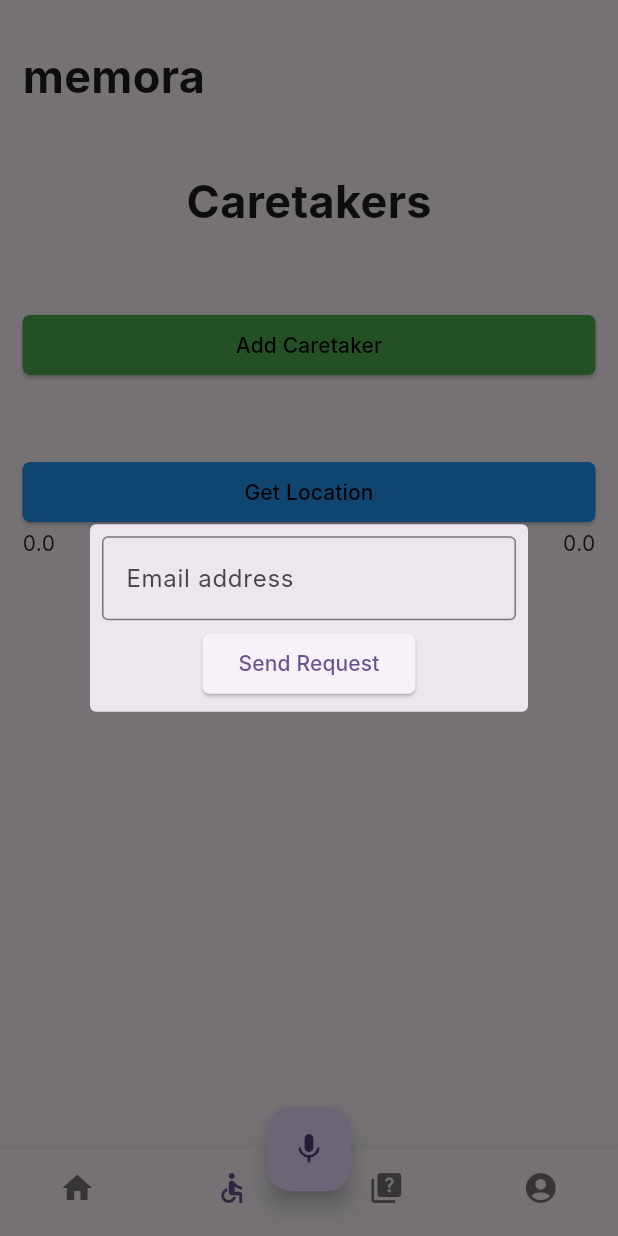
After one commit to mihiraggarwal/memora, a Flutter app: the MyHomePage screen opened by its route, item 2 of the bottom bar chosen, after a tap on "Add Caretaker", on a phone screen of 412 x 824 dp. The commit adds this screen. Run offline on Flutter 3.47's test engine with Material 3 defaults, Android fonts, the phone set to English and light mode, and no system bars; our stand-ins replace cloud_firestore, firebase_auth, firebase_core, firebase_messaging, flutter_local_notifications, location; accounts and stored records are empty; generated files the repository leaves out were written again; network calls fail; Roboto replaces fonts that are missing (Inter).

Commit message:
caretaker page

```diff
--- a/lib/main.dart
+++ b/lib/main.dart
@@ -1,6 +1,7 @@
 import 'package:flutter/material.dart';
 import 'package:firebase_core/firebase_core.dart';
 import 'package:firebase_auth/firebase_auth.dart';
+import 'package:memora/screens/caretaker.dart';
 import 'package:memora/utils/notification.dart';
 import 'firebase_options.dart';
 
@@ -32,7 +33,8 @@ class MyApp extends StatelessWidget {
       title: 'memora',
       routes: {
         MyApp.id: (context) => MyHomePage(title: "memora"),
-        Auth.id: (context) => const Auth()
+        Auth.id: (context) => const Auth(),
+        Caretaker.id: (context) => const Caretaker()
       },
       initialRoute: Auth.id,
       theme: ThemeData(
@@ -46,7 +48,7 @@ class MyApp extends StatelessWidget {
 }
 
 class MyHomePage extends StatefulWidget {
-  MyHomePage({super.key, required this.title});
+  MyHomePage({super.key, this.title = "memora"});
 
   final String title;
 
@@ -55,10 +57,19 @@ class MyHomePage extends StatefulWidget {
 }
 
 class _MyHomePageState extends State<MyHomePage> {
+
+  final navScreens = [Home(), Caretaker(), Home(), Caretaker()];
+
+  int _currentIndex = 0;
+  void updateIndex(index) {
+    setState(() {
+      _currentIndex = index;
+    });
+  }
+
   @override
   Widget build(BuildContext context) {
-    return MaterialApp(
-      home: Scaffold(
+    return Scaffold(
       body: Padding(
         padding: const EdgeInsets.fromLTRB(15.0, 30.0, 15.0, 15.0),
         child: Column(
@@ -75,19 +86,18 @@ class _MyHomePageState extends State<MyHomePage> {
             ),
             Container(
               margin: const EdgeInsets.only(top: 40.0),
-                child: const Home()
+              child: navScreens[_currentIndex]
             ),
             LocationBtn()
           ],
         ),
       ),
-        bottomNavigationBar: const BottomNav(),
+      bottomNavigationBar: BottomNav(callback: updateIndex),
       floatingActionButton: FloatingActionButton(
         onPressed: () {},
         child: const Icon(Icons.mic),
       ),
       floatingActionButtonLocation: FloatingActionButtonLocation.centerDocked,
-      ),
     );
   }
 }
--- /dev/null
+++ b/lib/screens/caretaker.dart
@@ -0,0 +1,193 @@
+import 'package:cloud_firestore/cloud_firestore.dart';
+import 'package:firebase_auth/firebase_auth.dart';
+import 'package:flutter/cupertino.dart';
+import 'package:flutter/material.dart';
+import 'package:memora/widgets/BottomNav.dart';
+
+class Caretaker extends StatefulWidget {
+  const Caretaker({Key? key}) : super(key: key);
+
+  static String id = "caretaker";
+
+  @override
+  _CaretakerState createState() => _CaretakerState();
+}
+
+class _CaretakerState extends State<Caretaker> {
+
+  FirebaseAuth auth = FirebaseAuth.instance;
+  FirebaseFirestore firestore = FirebaseFirestore.instance;
+
+  List caretakers = [];
+
+  @override
+  Widget build(BuildContext context) {
+
+    var userUid = auth.currentUser!.uid;
+
+    firestore.collection("users").where("uid", isEqualTo: userUid).get().then((QuerySnapshot querySnapshot) {
+      querySnapshot.docs.forEach((doc) {
+
+        Map<String, String> taker = {};
+
+        taker["name"] = doc["name"];
+        taker["email"] = doc["email"];
+
+        caretakers.add(taker);
+      });
+    });
+
+    return Column(
+      children: [
+        const Text(
+          "Caretakers",
+          style: TextStyle(
+            fontWeight: FontWeight.bold,
+            fontSize: 30
+          ),
+        ),
+        ListView.builder(
+          itemCount: caretakers.length,
+          itemBuilder: (BuildContext context, index) {
+            return Person(name: caretakers[index]["name"], email: caretakers[index]["email"]);
+          },
+          shrinkWrap: true,
+        ),
+        Container(
+          margin: EdgeInsets.only(top: 50.0),
+          width: double.infinity,
+          child: ElevatedButton(
+            style: ButtonStyle(
+                backgroundColor: MaterialStateProperty.all(Colors.green),
+                foregroundColor: MaterialStateProperty.all(Colors.black),
+                shape: MaterialStateProperty.all(
+                    RoundedRectangleBorder(
+                        borderRadius: BorderRadius.circular(5.0)
+                    )
+                )
+            ),
+            onPressed: () {
+              showDialog(context: context, builder: (BuildContext context) => CareDialog());
+            },
+            child: const Text(
+                "Add Caretaker"
+            ),
+          ),
+        ),
+      ],
+    );
+  }
+}
+
+class CareDialog extends StatelessWidget {
+  CareDialog({Key? key}) : super(key: key);
+  final _formKey = GlobalKey<FormState>();
+
+  String email = '';
+  FirebaseFirestore firestore = FirebaseFirestore.instance;
+  FirebaseAuth auth = FirebaseAuth.instance;
+
+  @override
+  Widget build(BuildContext context) {
+    return Container(
+      padding: EdgeInsets.fromLTRB(20.0, 15.0, 20.0, 15.0),
+      child: Dialog(
+        shape: OutlineInputBorder(
+          borderSide: BorderSide.none
+        ),
+        child: Padding(
+          padding: const EdgeInsets.all(8.0),
+          child: Form(
+            key: _formKey,
+            child: Column(
+              mainAxisSize: MainAxisSize.min,
+              children: [
+                TextFormField(
+                  decoration: InputDecoration(
+                    hintText: "Email address",
+                    border: const OutlineInputBorder()
+                  ),
+                  keyboardType: TextInputType.emailAddress,
+                  onSaved: (String? s) => email = s!,
+                  validator: (String? s) {
+                    if (s == null || s.isEmpty) {
+                      return 'Please enter the email';
+                    } else {
+                      return null;
+                    }
+                  },
+                ),
+                Container(
+                  margin: EdgeInsets.only(top: 5.0),
+                  child: ElevatedButton(
+                    style: ButtonStyle(
+                      shape: MaterialStateProperty.all(
+                        RoundedRectangleBorder(
+                            borderRadius: BorderRadius.circular(5.0)
+                        ),
+                      ),
+                    ),
+                    child: const Text('Send Request'),
+                    onPressed: () async {
+                      if (_formKey.currentState?.validate() == true) {
+                        _formKey.currentState?.save();
+
+                        await firestore.collection("users").where("email", isEqualTo: email).get().then((QuerySnapshot snapshot) {
+                          snapshot.docs.forEach((doc) {
+                            doc.reference.update({
+                              "request": true,
+                              "requestor": auth.currentUser?.email
+                            });
+                          });
+                        });
+
+                        Navigator.pop(context);
+                      }
+                    }
+                  ),
+                ),
+              ],
+            ),
+          ),
+        ),
+      ),
+    );
+  }
+}
+
+
+class Person extends StatelessWidget {
+  final String name;
+  final String email;
+
+  const Person({Key? key, required this.name, required this.email}) : super(key: key);
+
+  @override
+  Widget build(BuildContext context) {
+    return Container(
+      decoration: BoxDecoration(
+        border: Border.all(
+          color: Colors.black
+        ),
+        borderRadius: BorderRadius.all(Radius.circular(5.0))
+      ),
+      child: Column(
+        crossAxisAlignment: CrossAxisAlignment.start,
+        children: [
+          Text(
+            name,
+            style: TextStyle(
+              fontSize: 32
+            ),
+          ),
+          Text(
+            email,
+            style: TextStyle(
+              fontSize: 20
+            ),
+          )
+        ],
+      ),
+    );
+  }
+}
--- a/lib/widgets/BottomNav.dart
+++ b/lib/widgets/BottomNav.dart
@@ -1,26 +1,34 @@
 import 'package:flutter/material.dart';
+import 'package:memora/main.dart';
+import 'package:memora/screens/caretaker.dart';
 
 class BottomNav extends StatefulWidget {
-  const BottomNav({Key? key}) : super(key: key);
+  BottomNav({Key? key, required this.callback}) : super(key: key);
+
+  var callback;
 
   @override
   _BottomNavState createState() => _BottomNavState();
 }
 
 class _BottomNavState extends State<BottomNav> {
+
+  int _currentIndex = 0;
+
   @override
   Widget build(BuildContext context) {
     return BottomNavigationBar(
       type: BottomNavigationBarType.fixed,
       showSelectedLabels: false,
       showUnselectedLabels: false,
+      currentIndex: _currentIndex,
       items: const [
         BottomNavigationBarItem(
             label: "Home",
             icon: Icon(Icons.home)
         ),
         BottomNavigationBarItem(
-            label: "Other",
+            label: "Caretakers",
             icon: Icon(Icons.accessible)
         ),
         BottomNavigationBarItem(
@@ -32,6 +40,12 @@ class _BottomNavState extends State<BottomNav> {
             icon: Icon(Icons.account_circle_rounded)
         )
       ],
+      onTap: (value) {
+        setState(() {
+          _currentIndex = value;
+        });
+        widget.callback(value);
+      },
     );
   }
 }
```
Also changed, not shown: lib/screens/auth.dart (+8 -3 lines). Lines whose indentation alone changed are shown as unchanged.
